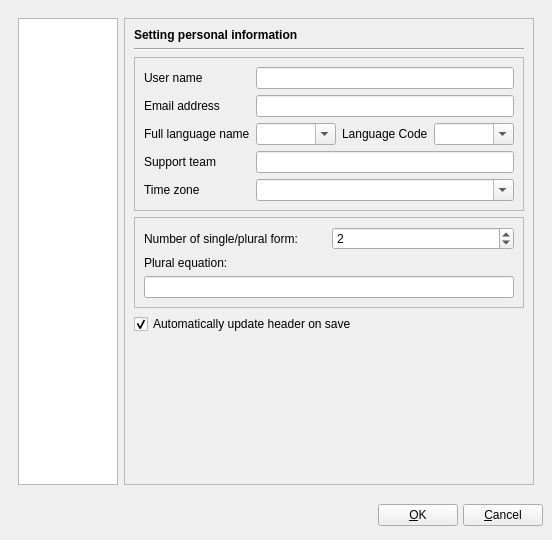
Above: pootling/ui/Preference.ui from cc-archive/pootle before the change. Below: the same form after it.
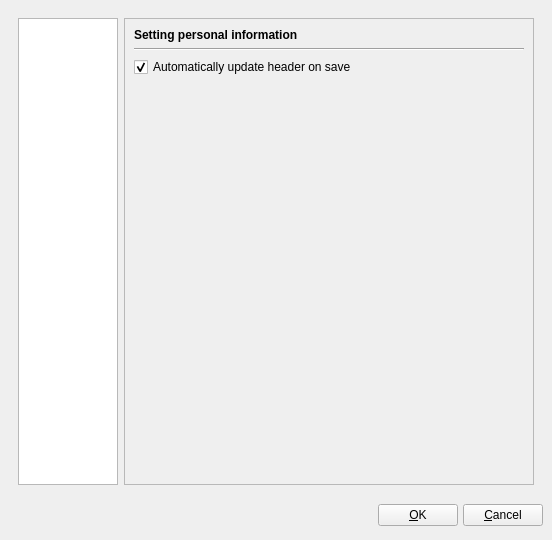
That is the form after the change. The open tabs and pages were chosen to show the change.

Commit message: separate save feature in another tab

What changed in the file:
```diff
--- a/pootling/ui/Preference.ui
+++ b/pootling/ui/Preference.ui
@@ -409,24 +409,6 @@
             </property>
            </widget>
           </item>
-          <item row="4" column="0" >
-           <widget class="QCheckBox" name="chkHeaderAuto" >
-            <property name="sizePolicy" >
-             <sizepolicy>
-              <hsizetype>7</hsizetype>
-              <vsizetype>0</vsizetype>
-              <horstretch>0</horstretch>
-              <verstretch>0</verstretch>
-             </sizepolicy>
-            </property>
-            <property name="text" >
-             <string>Automatically update header on save</string>
-            </property>
-            <property name="checked" >
-             <bool>true</bool>
-            </property>
-           </widget>
-          </item>
          </layout>
         </widget>
         <widget class="QWidget" name="interface" >
@@ -1245,6 +1227,75 @@
           </item>
          </layout>
         </widget>
+        <widget class="QWidget" name="page_2" >
+         <layout class="QGridLayout" >
+          <property name="margin" >
+           <number>9</number>
+          </property>
+          <property name="spacing" >
+           <number>6</number>
+          </property>
+          <item row="3" column="0" >
+           <spacer>
+            <property name="orientation" >
+             <enum>Qt::Vertical</enum>
+            </property>
+            <property name="sizeHint" >
+             <size>
+              <width>20</width>
+              <height>40</height>
+             </size>
+            </property>
+           </spacer>
+          </item>
+          <item row="2" column="0" >
+           <widget class="QCheckBox" name="chkHeaderAuto" >
+            <property name="sizePolicy" >
+             <sizepolicy>
+              <hsizetype>7</hsizetype>
+              <vsizetype>0</vsizetype>
+              <horstretch>0</horstretch>
+              <verstretch>0</verstretch>
+             </sizepolicy>
+            </property>
+            <property name="text" >
+             <string>Automatically update header on save</string>
+            </property>
+            <property name="checked" >
+             <bool>true</bool>
+            </property>
+           </widget>
+          </item>
+          <item row="0" column="0" >
+           <widget class="QLabel" name="label_7" >
+            <property name="sizePolicy" >
+             <sizepolicy>
+              <hsizetype>7</hsizetype>
+              <vsizetype>5</vsizetype>
+              <horstretch>0</horstretch>
+              <verstretch>0</verstretch>
+             </sizepolicy>
+            </property>
+            <property name="font" >
+             <font>
+              <weight>75</weight>
+              <bold>true</bold>
+             </font>
+            </property>
+            <property name="text" >
+             <string>Setting personal information</string>
+            </property>
+           </widget>
+          </item>
+          <item row="1" column="0" >
+           <widget class="Line" name="line_5" >
+            <property name="orientation" >
+             <enum>Qt::Horizontal</enum>
+            </property>
+           </widget>
+          </item>
+         </layout>
+        </widget>
        </widget>
       </item>
       <item row="0" column="0" >
```
Left out of the diff: 2 changed lines with no effect on the pictures. The commit also changes 1 other file.
